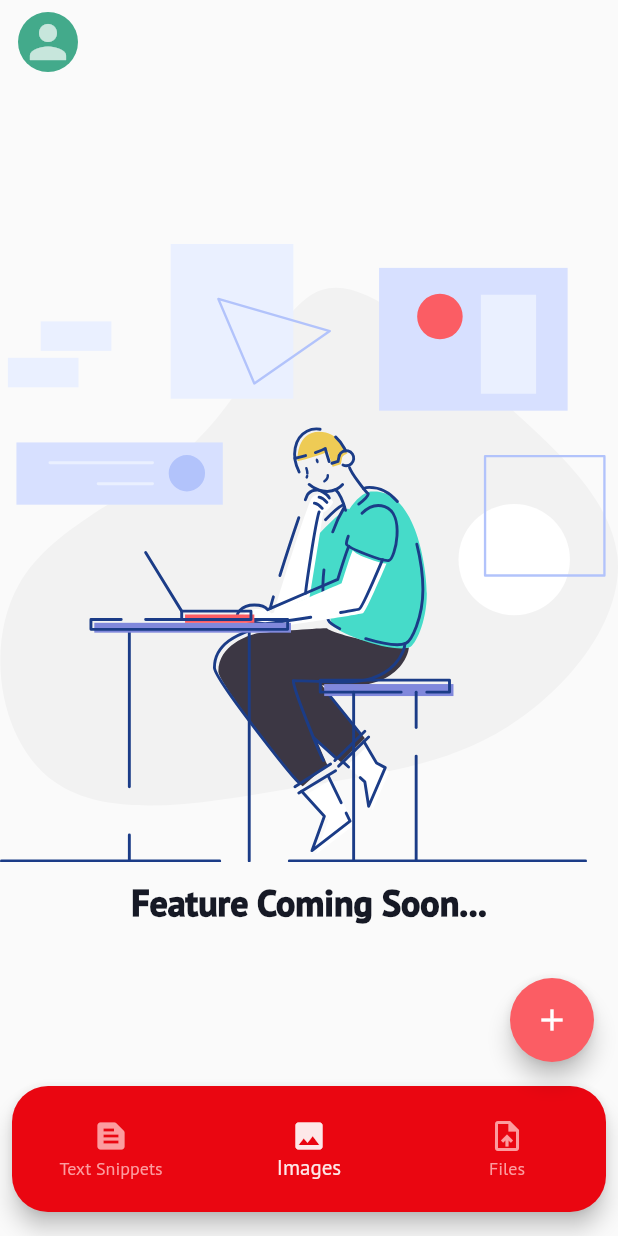
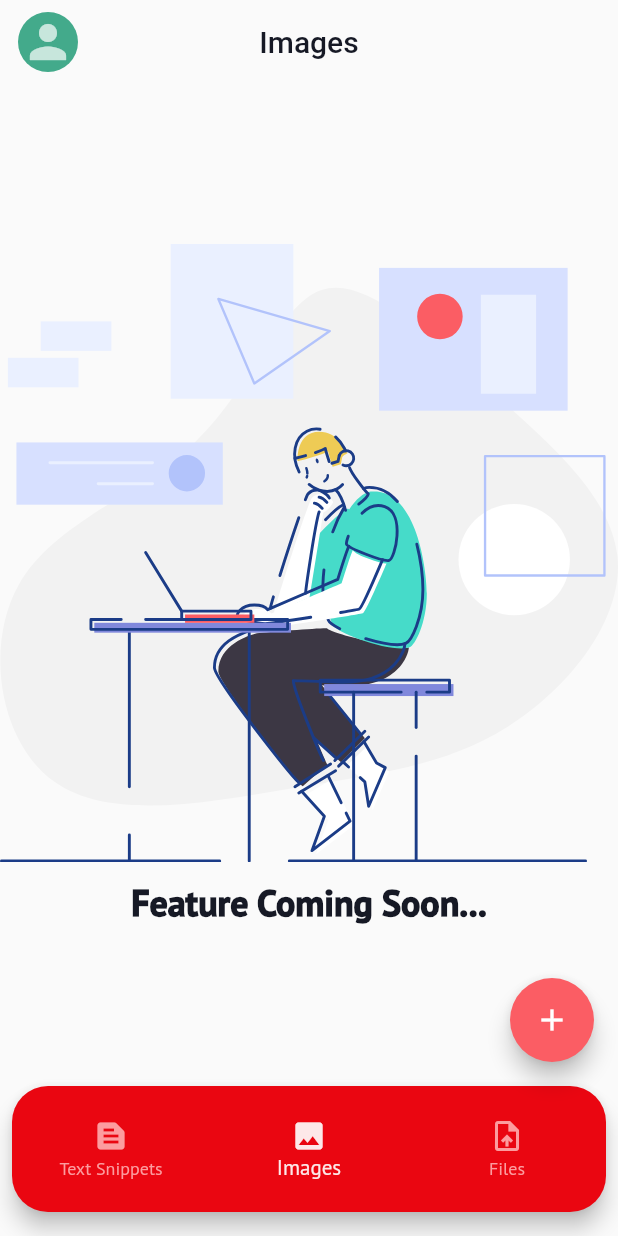
Before and after one commit to emem365/intertwined, a Flutter app: the HomePage screen opened directly, swiped to page 2, on a phone screen of 412 x 824 dp. Run offline on Flutter 3.47's test engine with Material 2 defaults, Android fonts, the phone set to English and light mode, and no system bars; our stand-ins replace cached_network_image, cloud_firestore, firebase_auth, firebase_core, flutter_svg, google_fonts and 2 more; missing offline and left inert: github_sign_in; accounts and stored records are empty.

Commit message:
Title added to Appbar

```diff
--- a/lib/src/view/pages/home_page.dart
+++ b/lib/src/view/pages/home_page.dart
@@ -32,7 +32,9 @@ class _HomePageState extends State<HomePage> {
   Widget build(BuildContext context) {
     return Scaffold(
       drawer: AppDrawer(),
-      appBar: TransparentAppBar(),
+      appBar: TransparentAppBar(
+        title: getTitle()
+      ),
       body: PageView(
         controller: pageController,
         onPageChanged: (int newIndex) =>
@@ -51,6 +53,12 @@ class _HomePageState extends State<HomePage> {
         child: Icon(Icons.add),
       ),
     );
+  }
+
+  String getTitle(){
+    if (_currentIndex == 0) return 'Text Snippets';
+    else if (_currentIndex == 1) return 'Images';
+    else return 'Files';
   }
 
   Widget buildNavBar(BuildContext context) => CustomNavBarWrapper(
--- a/lib/src/view/widgets/transparent_app_bar.dart
+++ b/lib/src/view/widgets/transparent_app_bar.dart
@@ -1,12 +1,17 @@
 import 'package:flutter/material.dart';
+import 'package:intertwined/src/constants/app_theme.dart';
 import 'package:intertwined/src/view/widgets/user_avatar.dart';
 
-class TransparentAppBar extends StatelessWidget implements PreferredSizeWidget{
+class TransparentAppBar extends StatelessWidget implements PreferredSizeWidget {
+  final String title;
+  TransparentAppBar({this.title});
   @override
   Widget build(BuildContext context) {
     return AppBar(
       backgroundColor: Colors.transparent,
       elevation: 0,
+      centerTitle: true,
+      title: Text(title, style: TextStyle(color: MainColors.richBlackFogra)),
       leading: Builder(
         builder: (BuildContext context) => Padding(
           padding: EdgeInsets.only(left: 8),
```
Lines whose indentation alone changed are shown as unchanged.
